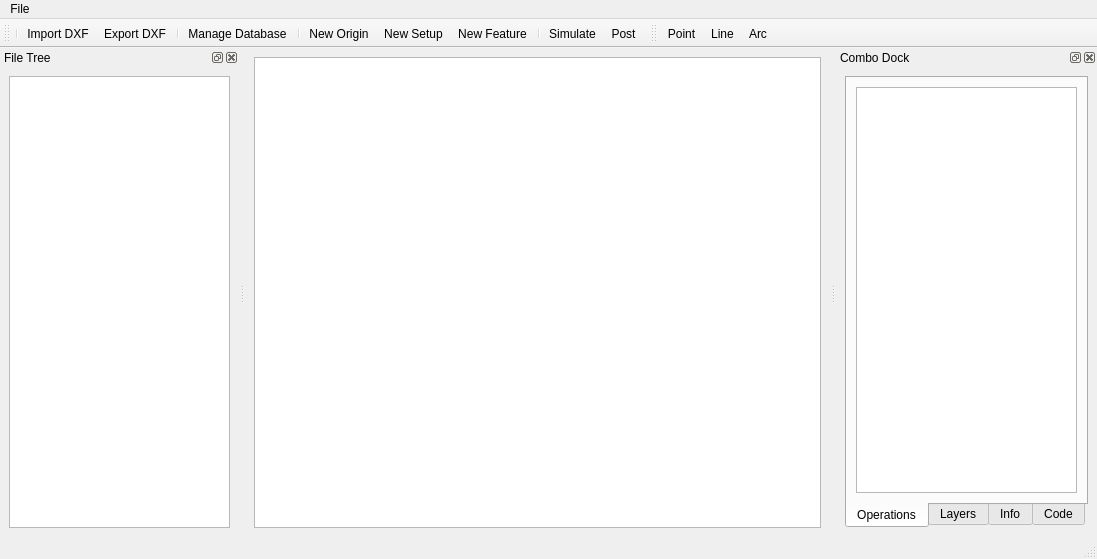
The window that designer/camo_main_window.ui (JonRob812/CAMOnion) describes before a commit, drawn with Qt 5.
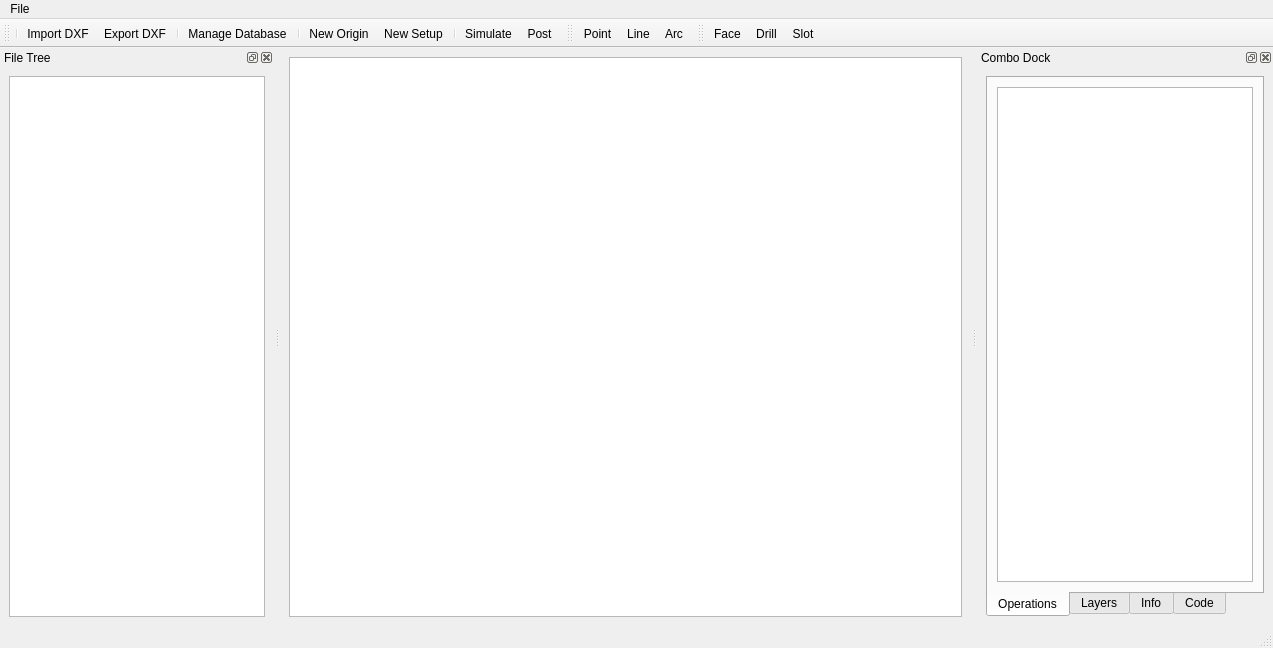
The same window after the commit. Custom widgets are drawn as their Qt base class.

What changed in the file:
```diff
--- a/designer/camo_main_window.ui
+++ b/designer/camo_main_window.ui
@@ -6,8 +6,8 @@
    <rect>
     <x>0</x>
     <y>0</y>
-    <width>1097</width>
-    <height>559</height>
+    <width>1273</width>
+    <height>648</height>
    </rect>
   </property>
   <property name="windowTitle">
@@ -44,7 +44,7 @@
     <rect>
      <x>0</x>
      <y>0</y>
-     <width>1097</width>
+     <width>1273</width>
      <height>21</height>
     </rect>
    </property>
@@ -224,7 +224,6 @@
    <addaction name="separator"/>
    <addaction name="actionNew_Origin"/>
    <addaction name="actionNew_Setup"/>
-   <addaction name="actionNew_Feature"/>
    <addaction name="separator"/>
    <addaction name="actionSimulate"/>
    <addaction name="actionPost"/>
@@ -250,6 +249,20 @@
    <addaction name="actionLine"/>
    <addaction name="actionArc"/>
   </widget>
+  <widget class="QToolBar" name="featureToolbar">
+   <property name="windowTitle">
+    <string>toolBar_2</string>
+   </property>
+   <attribute name="toolBarArea">
+    <enum>TopToolBarArea</enum>
+   </attribute>
+   <attribute name="toolBarBreak">
+    <bool>false</bool>
+   </attribute>
+   <addaction name="new_face"/>
+   <addaction name="new_drill"/>
+   <addaction name="new_slot"/>
+  </widget>
   <action name="actionSet_Database">
    <property name="text">
     <string>Set Database</string>
@@ -290,12 +303,12 @@
     <string>Export DXF</string>
    </property>
   </action>
-  <action name="actionNew_Feature">
+  <action name="new_face">
    <property name="text">
     <string>new Feature</string>
    </property>
    <property name="iconText">
-    <string>New Feature</string>
+    <string>Face</string>
    </property>
   </action>
   <action name="actionManage_Database">
@@ -353,6 +366,16 @@
     <string>New Origin</string>
    </property>
   </action>
+  <action name="new_drill">
+   <property name="text">
+    <string>Drill</string>
+   </property>
+  </action>
+  <action name="new_slot">
+   <property name="text">
+    <string>Slot</string>
+   </property>
+  </action>
  </widget>
  <customwidgets>
   <customwidget>
```
